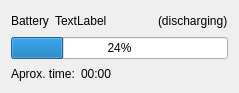
First picture: the form in src-qt5/pc-power/pc-power/widgets/widgetbattery.ui, repository yurkis/pcbsd, before the edit.
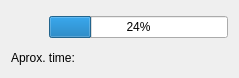
Second picture: the form after the edit. Icons and pictures are not drawn.

Commit message: pc-power: tray icon menu partially works now; displaying battery capacity level in tray icon

Patch:
```diff
--- a/src-qt5/pc-power/pc-power/widgets/widgetbattery.ui
+++ b/src-qt5/pc-power/pc-power/widgets/widgetbattery.ui
@@ -7,7 +7,7 @@
     <x>0</x>
     <y>0</y>
     <width>239</width>
-    <height>93</height>
+    <height>78</height>
    </rect>
   </property>
   <property name="windowTitle">
@@ -17,48 +17,39 @@
    <item>
     <layout class="QHBoxLayout" name="horizontalLayout_2">
      <item>
-      <widget class="QLabel" name="label">
-       <property name="text">
-        <string>Battery</string>
+      <widget class="QLabel" name="battIcon">
+       <property name="minimumSize">
+        <size>
+         <width>32</width>
+         <height>32</height>
+        </size>
        </property>
-      </widget>
-     </item>
-     <item>
-      <widget class="QLabel" name="battNoLabel">
+       <property name="maximumSize">
+        <size>
+         <width>32</width>
+         <height>32</height>
+        </size>
+       </property>
        <property name="text">
-        <string>TextLabel</string>
+        <string/>
        </property>
-      </widget>
-     </item>
-     <item>
-      <spacer name="horizontalSpacer">
-       <property name="orientation">
-        <enum>Qt::Horizontal</enum>
+       <property name="pixmap">
+        <pixmap resource="../pc-power.qrc">:/images/battery.png</pixmap>
        </property>
-       <property name="sizeHint" stdset="0">
-        <size>
-         <width>40</width>
-         <height>20</height>
-        </size>
+       <property name="scaledContents">
+        <bool>true</bool>
        </property>
-      </spacer>
+      </widget>
      </item>
      <item>
-      <widget class="QLabel" name="stateLabel">
-       <property name="text">
-        <string>(discharging)</string>
+      <widget class="QProgressBar" name="capacity">
+       <property name="value">
+        <number>24</number>
        </property>
       </widget>
      </item>
     </layout>
    </item>
-   <item>
-    <widget class="QProgressBar" name="capacity">
-     <property name="value">
-      <number>24</number>
-     </property>
-    </widget>
-   </item>
    <item>
     <layout class="QHBoxLayout" name="horizontalLayout">
      <item>
@@ -68,13 +59,6 @@
        </property>
       </widget>
      </item>
-     <item>
-      <widget class="QLabel" name="timeLabel">
-       <property name="text">
-        <string>00:00</string>
-       </property>
-      </widget>
-     </item>
      <item>
       <spacer name="horizontalSpacer_3">
        <property name="orientation">
```
Left out of the diff: 8 changed lines with no effect on the pictures. The commit also changes 6 other files.
